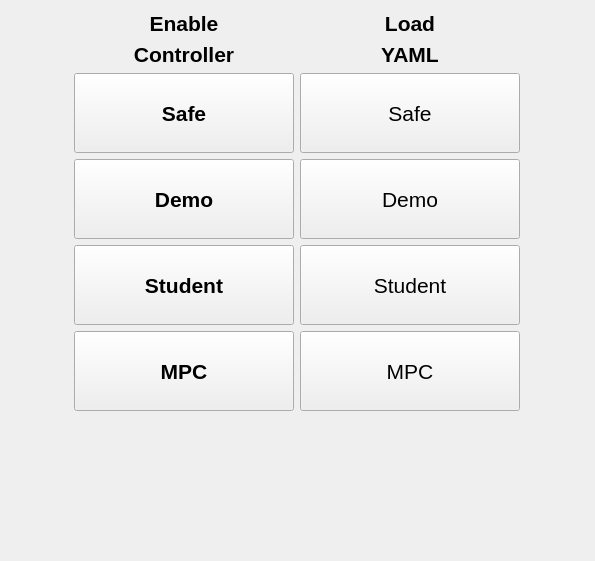
Before: the Qt Designer form pps_ws/src/d_fall_pps/GUI_Qt/flyingAgentGUI/forms/enablecontrollerloadyamlbar.ui in alexdidier/rampc-quadrotor, drawn with Qt 5.
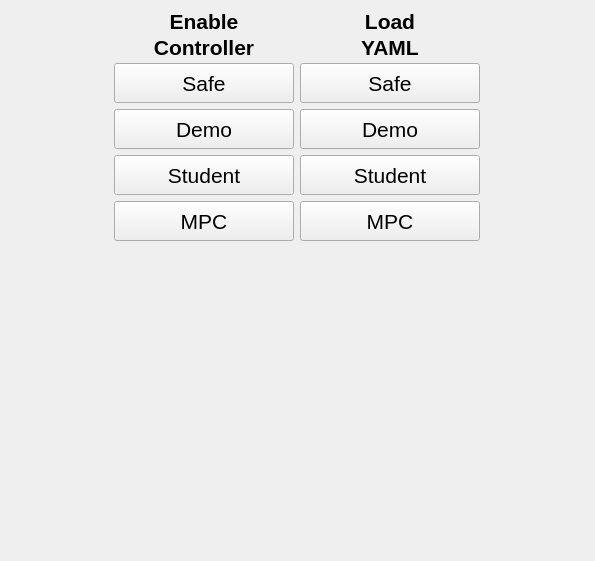
After: the same form once the commit is applied.

Commit message: Adjusted sizing of the flying agent GUI forms

Patch:
```diff
--- a/pps_ws/src/d_fall_pps/GUI_Qt/flyingAgentGUI/forms/enablecontrollerloadyamlbar.ui
+++ b/pps_ws/src/d_fall_pps/GUI_Qt/flyingAgentGUI/forms/enablecontrollerloadyamlbar.ui
@@ -30,21 +30,21 @@
      <item row="0" column="0">
       <widget class="QLabel" name="enable_controller_top_label">
        <property name="sizePolicy">
-        <sizepolicy hsizetype="MinimumExpanding" vsizetype="Minimum">
+        <sizepolicy hsizetype="Minimum" vsizetype="Fixed">
          <horstretch>0</horstretch>
          <verstretch>0</verstretch>
         </sizepolicy>
        </property>
        <property name="minimumSize">
         <size>
-         <width>160</width>
-         <height>0</height>
+         <width>120</width>
+         <height>20</height>
         </size>
        </property>
        <property name="maximumSize">
         <size>
-         <width>220</width>
-         <height>16777215</height>
+         <width>180</width>
+         <height>20</height>
         </size>
        </property>
        <property name="font">
@@ -64,21 +64,21 @@
      <item row="0" column="1">
       <widget class="QLabel" name="load_yaml_top_label">
        <property name="sizePolicy">
-        <sizepolicy hsizetype="MinimumExpanding" vsizetype="Minimum">
+        <sizepolicy hsizetype="Minimum" vsizetype="Fixed">
          <horstretch>0</horstretch>
          <verstretch>0</verstretch>
         </sizepolicy>
        </property>
        <property name="minimumSize">
         <size>
-         <width>160</width>
-         <height>0</height>
+         <width>120</width>
+         <height>20</height>
         </size>
        </property>
        <property name="maximumSize">
         <size>
-         <width>220</width>
-         <height>16777215</height>
+         <width>180</width>
+         <height>20</height>
         </size>
        </property>
        <property name="font">
@@ -98,21 +98,21 @@
      <item row="3" column="1">
       <widget class="QPushButton" name="load_yaml_demo_button">
        <property name="sizePolicy">
-        <sizepolicy hsizetype="MinimumExpanding" vsizetype="Fixed">
+        <sizepolicy hsizetype="Minimum" vsizetype="Fixed">
          <horstretch>0</horstretch>
          <verstretch>0</verstretch>
         </sizepolicy>
        </property>
        <property name="minimumSize">
         <size>
-         <width>160</width>
-         <height>80</height>
+         <width>120</width>
+         <height>40</height>
         </size>
        </property>
        <property name="maximumSize">
         <size>
-         <width>220</width>
-         <height>80</height>
+         <width>180</width>
+         <height>40</height>
         </size>
        </property>
        <property name="text">
@@ -123,27 +123,27 @@
      <item row="3" column="0">
       <widget class="QPushButton" name="enable_demo_button">
        <property name="sizePolicy">
-        <sizepolicy hsizetype="MinimumExpanding" vsizetype="Fixed">
+        <sizepolicy hsizetype="Minimum" vsizetype="Fixed">
          <horstretch>0</horstretch>
          <verstretch>0</verstretch>
         </sizepolicy>
        </property>
        <property name="minimumSize">
         <size>
-         <width>160</width>
-         <height>80</height>
+         <width>120</width>
+         <height>40</height>
         </size>
        </property>
        <property name="maximumSize">
         <size>
-         <width>220</width>
-         <height>80</height>
+         <width>180</width>
+         <height>40</height>
         </size>
        </property>
        <property name="font">
         <font>
-         <weight>75</weight>
-         <bold>true</bold>
+         <weight>50</weight>
+         <bold>false</bold>
         </font>
        </property>
        <property name="text">
@@ -154,21 +154,21 @@
      <item row="2" column="1">
       <widget class="QPushButton" name="load_yaml_safe_button">
        <property name="sizePolicy">
-        <sizepolicy hsizetype="MinimumExpanding" vsizetype="Fixed">
+        <sizepolicy hsizetype="Minimum" vsizetype="Fixed">
          <horstretch>0</horstretch>
          <verstretch>0</verstretch>
         </sizepolicy>
        </property>
        <property name="minimumSize">
         <size>
-         <width>160</width>
-         <height>80</height>
+         <width>120</width>
+         <height>40</height>
         </size>
        </property>
        <property name="maximumSize">
         <size>
-         <width>220</width>
-         <height>80</height>
+         <width>180</width>
+         <height>40</height>
         </size>
        </property>
        <property name="text">
@@ -176,37 +176,6 @@
        </property>
       </widget>
      </item>
-     <item row="2" column="0">
-      <widget class="QPushButton" name="enable_safe_button">
-       <property name="sizePolicy">
-        <sizepolicy hsizetype="MinimumExpanding" vsizetype="Fixed">
-         <horstretch>0</horstretch>
-         <verstretch>0</verstretch>
-        </sizepolicy>
-       </property>
-       <property name="minimumSize">
-        <size>
-         <width>160</width>
-         <height>80</height>
-        </size>
-       </property>
-       <property name="maximumSize">
-        <size>
-         <width>220</width>
-         <height>80</height>
-        </size>
-       </property>
-       <property name="font">
-        <font>
-         <weight>75</weight>
-         <bold>true</bold>
-        </font>
-       </property>
-       <property name="text">
-        <string>Safe</string>
-       </property>
-      </widget>
-     </item>
      <item row="6" column="0">
       <spacer name="verticalSpacer">
        <property name="orientation">
@@ -223,21 +192,21 @@
      <item row="1" column="0">
       <widget class="QLabel" name="enable_controller_bot_label">
        <property name="sizePolicy">
-        <sizepolicy hsizetype="MinimumExpanding" vsizetype="Minimum">
+        <sizepolicy hsizetype="Minimum" vsizetype="Fixed">
          <horstretch>0</horstretch>
          <verstretch>0</verstretch>
         </sizepolicy>
        </property>
        <property name="minimumSize">
         <size>
-         <width>160</width>
-         <height>0</height>
+         <width>120</width>
+         <height>20</height>
         </size>
        </property>
        <property name="maximumSize">
         <size>
-         <width>220</width>
-         <height>16777215</height>
+         <width>180</width>
+         <height>20</height>
         </size>
        </property>
        <property name="font">
@@ -257,21 +226,21 @@
      <item row="1" column="1">
       <widget class="QLabel" name="load_yaml_bot_label">
        <property name="sizePolicy">
-        <sizepolicy hsizetype="MinimumExpanding" vsizetype="Minimum">
+        <sizepolicy hsizetype="Minimum" vsizetype="Fixed">
          <horstretch>0</horstretch>
          <verstretch>0</verstretch>
         </sizepolicy>
        </property>
        <property name="minimumSize">
         <size>
-         <width>160</width>
-         <height>0</height>
+         <width>120</width>
+         <height>20</height>
         </size>
        </property>
        <property name="maximumSize">
         <size>
-         <width>220</width>
-         <height>16777215</height>
+         <width>180</width>
+         <height>20</height>
         </size>
        </property>
        <property name="font">
@@ -291,27 +260,27 @@
      <item row="4" column="0">
       <widget class="QPushButton" name="enable_student_button">
        <property name="sizePolicy">
-        <sizepolicy hsizetype="MinimumExpanding" vsizetype="Fixed">
+        <sizepolicy hsizetype="Minimum" vsizetype="Fixed">
          <horstretch>0</horstretch>
          <verstretch>0</verstretch>
         </sizepolicy>
        </property>
        <property name="minimumSize">
         <size>
-         <width>160</width>
-         <height>80</height>
+         <width>120</width>
+         <height>40</height>
         </size>
        </property>
        <property name="maximumSize">
         <size>
-         <width>220</width>
-         <height>80</height>
+         <width>180</width>
+         <height>40</height>
         </size>
        </property>
        <property name="font">
         <font>
-         <weight>75</weight>
-         <bold>true</bold>
+         <weight>50</weight>
+         <bold>false</bold>
         </font>
        </property>
        <property name="text">
@@ -322,21 +291,21 @@
      <item row="4" column="1">
       <widget class="QPushButton" name="load_yaml_student_button">
        <property name="sizePolicy">
-        <sizepolicy hsizetype="MinimumExpanding" vsizetype="Fixed">
+        <sizepolicy hsizetype="Minimum" vsizetype="Fixed">
          <horstretch>0</horstretch>
          <verstretch>0</verstretch>
         </sizepolicy>
        </property>
        <property name="minimumSize">
         <size>
-         <width>160</width>
-         <height>80</height>
+         <width>120</width>
+         <height>40</height>
         </size>
        </property>
        <property name="maximumSize">
         <size>
-         <width>220</width>
-         <height>80</height>
+         <width>180</width>
+         <height>40</height>
         </size>
        </property>
        <property name="text">
@@ -347,27 +316,27 @@
      <item row="5" column="0">
       <widget class="QPushButton" name="enable_mpc_button">
        <property name="sizePolicy">
-        <sizepolicy hsizetype="MinimumExpanding" vsizetype="Fixed">
+        <sizepolicy hsizetype="Minimum" vsizetype="Fixed">
          <horstretch>0</horstretch>
          <verstretch>0</verstretch>
         </sizepolicy>
        </property>
        <property name="minimumSize">
         <size>
-         <width>160</width>
-         <height>80</height>
+         <width>120</width>
+         <height>40</height>
         </size>
        </property>
        <property name="maximumSize">
         <size>
-         <width>220</width>
-         <height>80</height>
+         <width>180</width>
+         <height>40</height>
         </size>
        </property>
        <property name="font">
         <font>
-         <weight>75</weight>
-         <bold>true</bold>
+         <weight>50</weight>
+         <bold>false</bold>
         </font>
        </property>
        <property name="text">
@@ -378,21 +347,21 @@
      <item row="5" column="1">
       <widget class="QPushButton" name="load_yaml_mpc_button">
        <property name="sizePolicy">
-        <sizepolicy hsizetype="MinimumExpanding" vsizetype="Fixed">
+        <sizepolicy hsizetype="Minimum" vsizetype="Fixed">
          <horstretch>0</horstretch>
          <verstretch>0</verstretch>
         </sizepolicy>
        </property>
        <property name="minimumSize">
         <size>
-         <width>160</width>
-         <height>80</height>
+         <width>120</width>
+         <height>40</height>
         </size>
        </property>
        <property name="maximumSize">
         <size>
-         <width>220</width>
-         <height>80</height>
+         <width>180</width>
+         <height>40</height>
         </size>
        </property>
        <property name="text">
@@ -400,6 +369,37 @@
        </property>
       </widget>
      </item>
+     <item row="2" column="0">
+      <widget class="QPushButton" name="enable_safe_button">
+       <property name="sizePolicy">
+        <sizepolicy hsizetype="Minimum" vsizetype="Fixed">
+         <horstretch>0</horstretch>
+         <verstretch>0</verstretch>
+        </sizepolicy>
+       </property>
+       <property name="minimumSize">
+        <size>
+         <width>120</width>
+         <height>40</height>
+        </size>
+       </property>
+       <property name="maximumSize">
+        <size>
+         <width>180</width>
+         <height>40</height>
+        </size>
+       </property>
+       <property name="font">
+        <font>
+         <weight>50</weight>
+         <bold>false</bold>
+        </font>
+       </property>
+       <property name="text">
+        <string>Safe</string>
+       </property>
+      </widget>
+     </item>
     </layout>
    </item>
   </layout>
```
The commit also changes 3 other files.
